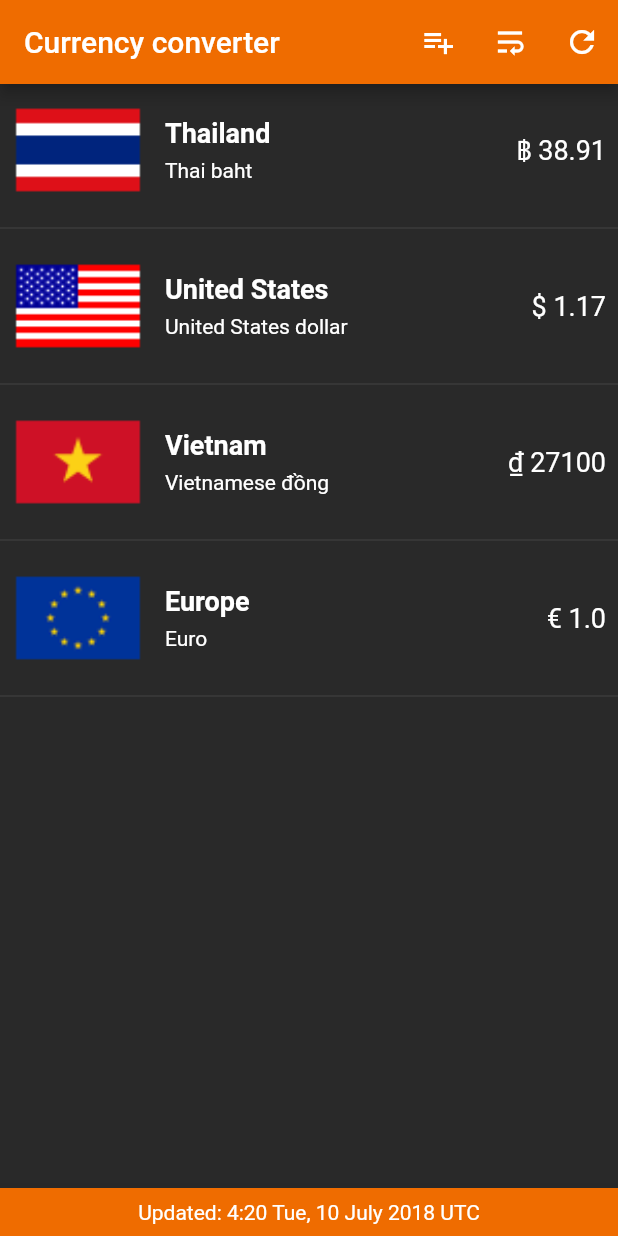
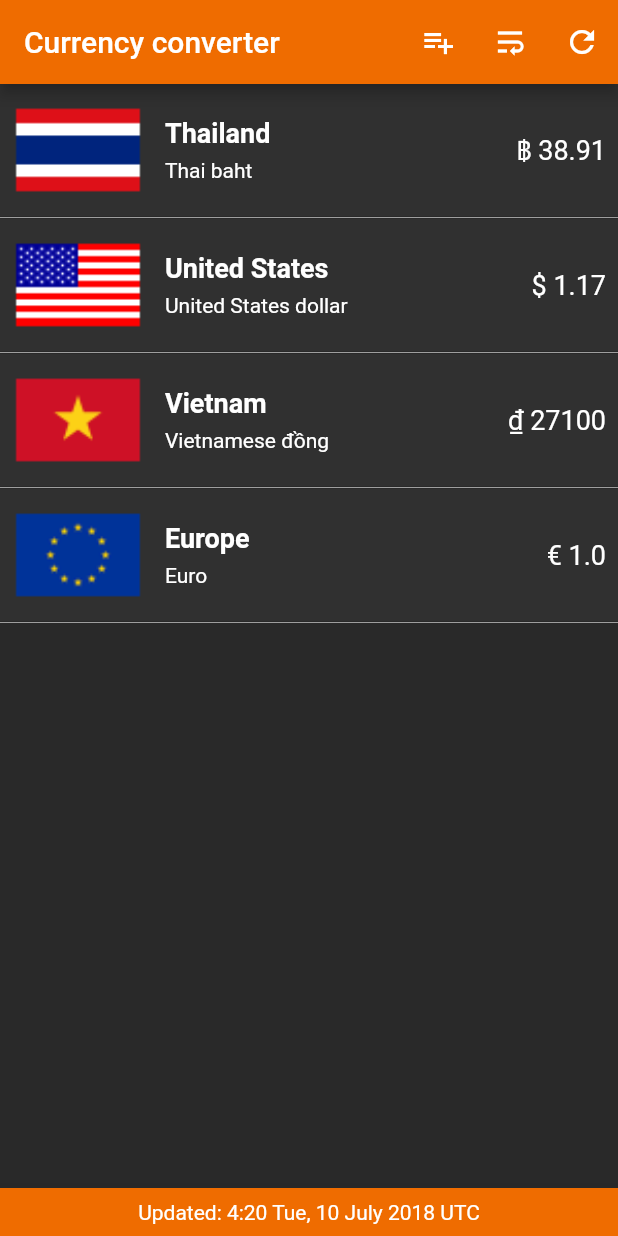
Before and after one commit to kris-el/valutex, a Flutter app: the screen it shows after launch, on a phone screen of 412 x 824 dp. Run offline on Flutter 3.47's test engine with Material 2 defaults, Android fonts, the phone set to English and light mode, and no system bars; network calls fail.

Commit message:
adjust currency widget layout

```diff
--- a/valutex_vibe/lib/currency.dart
+++ b/valutex_vibe/lib/currency.dart
@@ -41,7 +41,9 @@ class Currency extends StatelessWidget {
                 currencyName: currencyName,
                 currencyCode: currencyCode,
                 currencySymbol: currencySymbol,
-                initialAmount: (currentAmount == null) ? 1.0 : double.parse(currentAmount)),
+                initialAmount: (currentAmount == null)
+                    ? 1.0
+                    : double.parse(currentAmount)),
           ),
         );
     callback(currencyCode, amount);
@@ -50,53 +52,40 @@ class Currency extends StatelessWidget {
 
   @override
   Widget build(BuildContext context) {
-    final countryBox = Padding(
-      padding: EdgeInsets.all(0.0),
-      child: Container(
+    final countryBox = Container(
       color: Colors.transparent,
       child: Image.asset(
           "assets/images/flags/country_${flagCode.toLowerCase()}_64.png",
           fit: BoxFit.fitHeight),
-      ),
     );
 
     final detailsBox = Expanded(
       child: Padding(
           padding: EdgeInsets.all(4.0),
-        child: Container(
-            color: Colors.transparent,
           child: Column(
             crossAxisAlignment: CrossAxisAlignment.stretch,
             mainAxisAlignment: MainAxisAlignment.center,
             children: <Widget>[
-                Container(
-                    color: Colors.transparent,
-                    child: Text(
+              Text(
                 '$countryName',
-                      style: TextStyle(
-                          fontWeight: FontWeight.bold, fontSize: 18.0),
+                style: TextStyle(fontWeight: FontWeight.bold, fontSize: 18.0),
                 textAlign: TextAlign.left,
-                    )),
+              ),
               Container(
                 height: 6.0,
               ),
-                Container(
-                    color: Colors.transparent,
-                    child: Text(
+              Text(
                 '$currencyName',
                 style: TextStyle(fontSize: 14.0),
-                    ))
+              ),
             ],
           )
           //Text('${widget.countryName}'),
-            ),
           ),
     );
 
     final exchangeBox = Padding(
       padding: EdgeInsets.all(8.0),
-      child: Container(
-        color: Colors.transparent,
       child: Center(
         child: Text(
           "$currencySymbol $currentAmount",
@@ -104,17 +93,13 @@ class Currency extends StatelessWidget {
           textAlign: TextAlign.right,
         ),
       ),
-      ),
     );
 
     return Material(
-      color: Colors.transparent,
       child: Container(
         height: _rowHeight,
         child: InkWell(
           borderRadius: _borderRadius,
-          child: Padding(
-            padding: EdgeInsets.all(0.0),
           child: Row(
             crossAxisAlignment: CrossAxisAlignment.stretch,
             children: <Widget>[
@@ -125,7 +110,6 @@ class Currency extends StatelessWidget {
               exchangeBox
             ],
           ),
-          ),
           onTap: () {
             //_navigateToChangeAmount(context);
             openAmount(context, countryName);
--- a/valutex_vibe/lib/home_screen.dart
+++ b/valutex_vibe/lib/home_screen.dart
@@ -158,7 +158,12 @@ class _HomeScreenState extends State<HomeScreen> {
   Widget _buildCurrencyWidgets(List<Widget> currencies) {
     return ListView.builder(
       itemBuilder: (BuildContext context, int i) {
-        if (i.isOdd) return Divider();
+        if (i.isOdd)
+          return Divider(
+            color: Colors.grey,
+            indent: 0.0,
+            height: 2.0,
+          );
         final index = i ~/ 2;
         return currencies[index];
       },
```
Also changed, not shown: todo.txt (+5 -3 lines), valutex_vibe/lib/amount_screen.dart (+24 -14 lines). Lines whose indentation alone changed are shown as unchanged.
